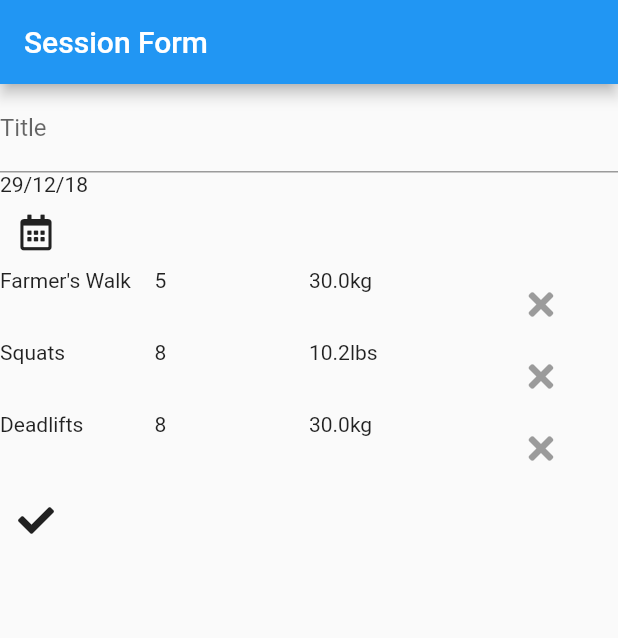
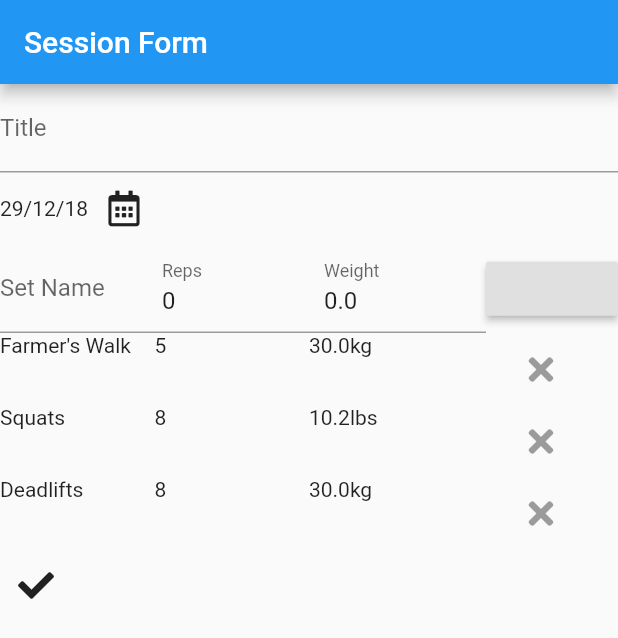
Before and after one commit to DarthEmpty/kilo, a Flutter app: the SessionFormPage screen opened directly, on a phone screen of 412 x 824 dp. Shown: the top 638 px of the screen. Run offline on Flutter 3.47's test engine with Material 2 defaults, Android fonts, the phone set to English and light mode, and no system bars; our stand-ins replace bloc, date_format, flutter_bloc, font_awesome_flutter.

Commit message:
Implement input fields for sets

```diff
--- a/lib/models/activity_row.dart
+++ b/lib/models/set_row.dart
@@ -4,20 +4,20 @@ import 'package:kilo/utils.dart';
 
 
 
-class ActivityRow extends TableRow {
-  final String activity;
+class SetRow extends TableRow {
+  final String setName;
   final int reps;
   final double weight;
   final MassUnit unit;
 
-  ActivityRow({
-    @required this.activity,
+  SetRow({
+    @required this.setName,
     @required this.reps,
     @required this.weight,
     @required this.unit
   }): super(
     children: <Widget>[
-      Text(activity),
+      Text(setName),
       Text(reps.toString()),
       Text(weight.toString() + toMassUnitString(unit)),
       IconButton(
--- a/lib/pages/session_form_page.dart
+++ b/lib/pages/session_form_page.dart
@@ -3,7 +3,7 @@ import 'package:font_awesome_flutter/font_awesome_flutter.dart';
 import 'package:kilo/blocs/session_form_bloc.dart';
 import 'package:flutter_bloc/flutter_bloc.dart';
 import 'package:kilo/utils.dart';
-import 'package:kilo/models/activity_row.dart';
+import 'package:kilo/models/set_row.dart';
 
 
 class SessionFormPage extends StatefulWidget {
@@ -17,6 +17,9 @@ class _SessionFormPageState extends State<SessionFormPage> {
   final GlobalKey<FormState> _formKey = GlobalKey<FormState>();
   final SessionFormBloc _bloc = SessionFormBloc();
   final TextEditingController _titleController = TextEditingController();
+  final TextEditingController _setNameController = TextEditingController();
+  final TextEditingController _repsController = TextEditingController(text: "0");
+  final TextEditingController _weightController = TextEditingController(text: "0.0");
 
   void _toHome(BuildContext context) => Navigator.pop(context);
 
@@ -54,30 +57,55 @@ class _SessionFormPageState extends State<SessionFormPage> {
             },
           ),
 
-          Text(toDateString(state.date)),
-          IconButton(
-            icon: Icon(FontAwesomeIcons.calendarAlt),
-            onPressed: () => this._chooseDate(state),
+          Row(
+            children: <Widget>[
+              Text(toDateString(state.date)),
+              IconButton(
+                icon: Icon(FontAwesomeIcons.calendarAlt),
+                onPressed: () => this._chooseDate(state),
+              ),
+            ],
+          ),
+
+          Row(
+            children: <Widget>[
+              Expanded(child: TextFormField(
+                decoration: InputDecoration(labelText: "Set Name"),
+                controller: this._setNameController,
+              )),
+              Expanded(child: TextFormField(
+                decoration: InputDecoration(labelText: "Reps"),
+                keyboardType: TextInputType.number,
+                controller: this._repsController,
+              )),
+              Expanded(child: TextFormField(
+                decoration: InputDecoration(labelText: "Weight"),
+                keyboardType: TextInputType.numberWithOptions(decimal: true),
+                controller: this._weightController,
+              )),
+              RaisedButton(
+                child: Text(""), // TODO: Cycle through Mass Units on press
+                onPressed: () {},
+              )
+            ],
           ),
 
           Table(
             children: <TableRow>[
-              ActivityRow(
-                activity: "Farmer's Walk",
+              SetRow(
+                setName: "Farmer's Walk",
                 reps: 5,
                 weight: 30,
                 unit: MassUnit.KG,
               ),
-
-              ActivityRow(
-                activity: "Squats",
+              SetRow(
+                setName: "Squats",
                 reps: 8,
                 weight: 10.2,
                 unit: MassUnit.LB,
               ),
-
-              ActivityRow(
-                activity: "Deadlifts",
+              SetRow(
+                setName: "Deadlifts",
                 reps: 8,
                 weight: 30,
                 unit: MassUnit.KG,
@@ -93,8 +121,6 @@ class _SessionFormPageState extends State<SessionFormPage> {
               }
             },
           ),
-
-
         ],
       ),
     );
@@ -109,6 +135,7 @@ class _SessionFormPageState extends State<SessionFormPage> {
   @override
   void dispose() {
     this._titleController.dispose();
+    this._setNameController.dispose();
     this._bloc.dispose();
     super.dispose();
   }
```
